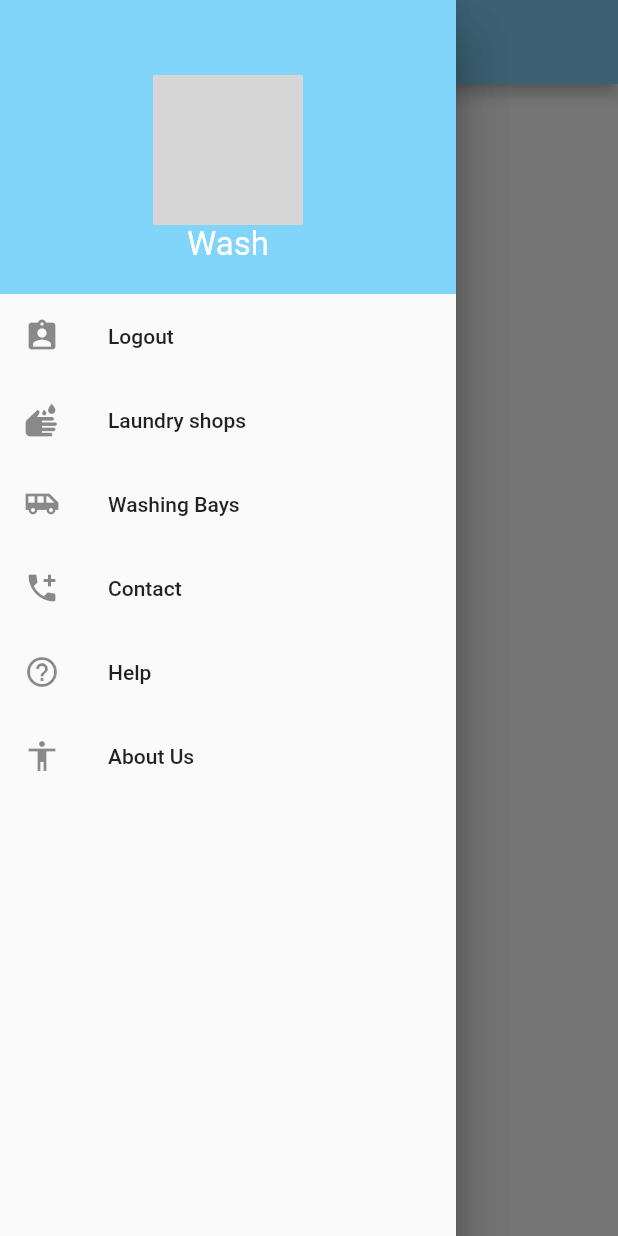
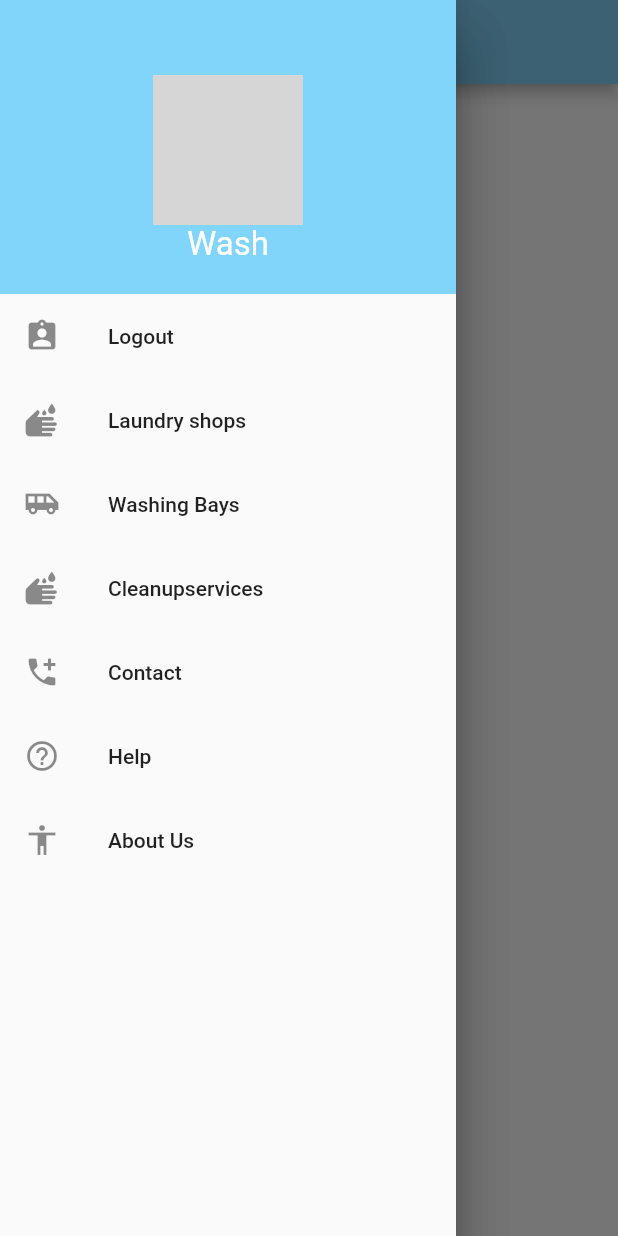
Before and after one commit to henrymettle/wash, a Flutter app: the screen it shows after launch, with the side drawer open, on a phone screen of 412 x 824 dp. Run offline on Flutter 3.47's test engine with Material 2 defaults, Android fonts, the phone set to English and light mode, and no system bars; our stand-ins replace cloud_firestore, firebase_auth, firebase_core, fluttertoast, splashscreen; missing offline and left inert: dart:html, dart:js, flutterwave; accounts and stored records are empty; network calls fail; grey boxes are pictures that could not be loaded.

Commit message:
winchester hellow

```diff
--- a/lib/block/washing_block.dart
+++ b/lib/block/washing_block.dart
@@ -1,3 +1,4 @@
+import 'package:nm/models/cleanupservices.dart';
 import 'package:nm/models/laundry_model.dart';
 import 'package:nm/models/washing_but.dart';
 import 'package:nm/servers/firestore_service.dart';
@@ -7,6 +8,7 @@ class WashingBlock{
 
   Stream<List<WashingData>> get fetchUpcomingWashingBay => db.fetchUpcomingWashingBay();
   Stream<List<LaundryData>> get fetchUpcomingLaundry => db.fetchUpcomingLaundry();
+  Stream<List<CleanupData>> get fetchUpcomingCleanup => db.fetchUpcomingCleanup();
 
   dispose(){
 
--- a/lib/widget/Drawer.dart
+++ b/lib/widget/Drawer.dart
@@ -1,6 +1,7 @@
 import 'package:firebase_auth/firebase_auth.dart';
 import 'package:flutter/material.dart';
 import 'package:nm/block/toast_message.dart';
+import 'package:nm/screens/cleanupservices.dart';
 import 'package:nm/screens/home_page.dart';
 import 'package:nm/screens/laundry_home.dart';
 import 'package:nm/screens/sign_in.dart';
@@ -85,6 +86,20 @@ class MainDrawer extends StatelessWidget {
             color: Colors.black45,
           ),
           title: Text("Washing Bays"),
+        ),
+
+        ListTile(
+          onTap: () {
+            displayToastMessage("You have entered Cleanupservices", context);
+            // Washing
+            Navigator.push( context,
+                MaterialPageRoute(builder: (_) => HomePageclean()));
+          },
+          leading: Icon(
+            Icons.wash_rounded,
+            color: Colors.black45,
+          ),
+          title: Text("Cleanupservices"),
         ),
 
 
```
Also changed, not shown: lib/servers/firestore_service.dart (+11 -0 lines), lib/screens/cleanupdetails.dart (added), pubspec.lock.
